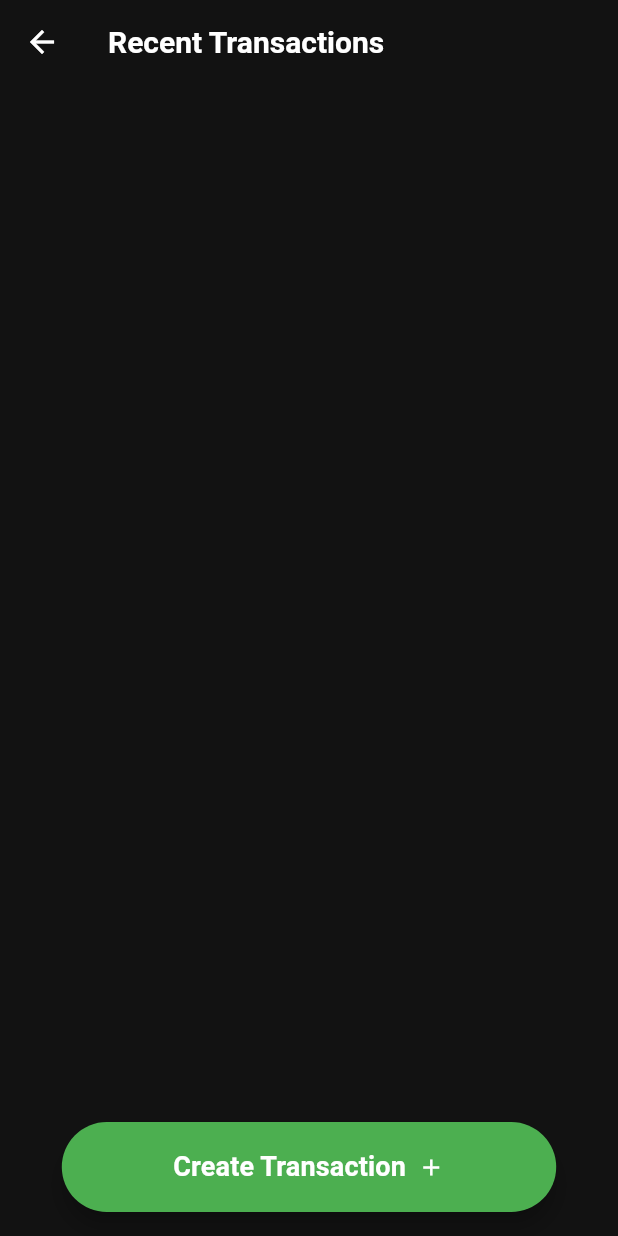
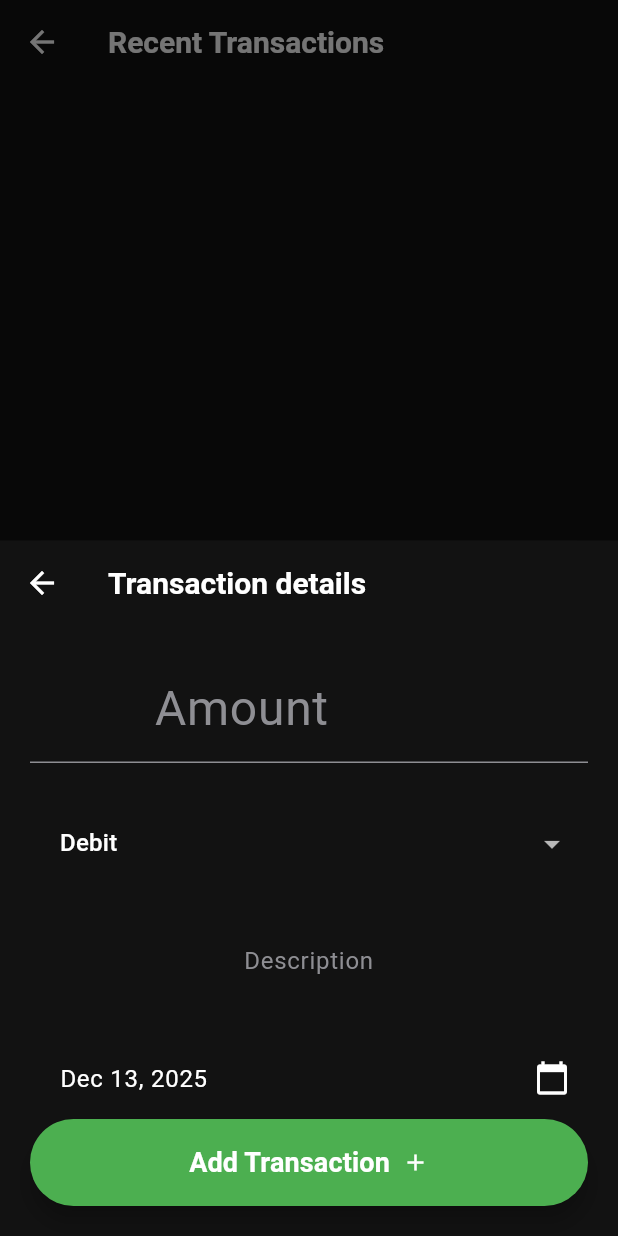
Before and after one commit to NrdyBhu1/finmanager, a Flutter app: the HomeScreen screen opened by its route, after a tap on "Create Transaction", on a phone screen of 412 x 824 dp. Run offline on Flutter 3.47's test engine with Material 3 defaults, Android fonts, the phone set to English and light mode, and no system bars; our stand-ins replace hive, hive_flutter; accounts and stored records are empty; Roboto replaces fonts that are missing (SF Pro Display).

Commit message:
Add the transaction widget with some new changes

```diff
--- a/lib/config.dart
+++ b/lib/config.dart
@@ -1,4 +1,7 @@
 import 'package:flutter/material.dart';
+import 'package:uuid/uuid.dart';
+
+const uuid = Uuid();
 
 Color lighten(Color color, [double amount = .1]) {
   assert(amount >= 0 && amount <= 1);
@@ -70,7 +73,7 @@ final ThemeData appTheme = ThemeData(
 
   // 4. Component Theming
   appBarTheme: const AppBarTheme(
-    backgroundColor: secondaryGray,
+    backgroundColor: primaryDarkBackground,
     foregroundColor: primaryWhite,
     elevation: 0, // Flat design
     centerTitle: false,
@@ -90,14 +93,15 @@ final ThemeData appTheme = ThemeData(
   elevatedButtonTheme: ElevatedButtonThemeData(
     style: ElevatedButton.styleFrom(
       backgroundColor: accentGreen, // The 'Create Transaction' button color
-      foregroundColor:
-          primaryDarkBackground, // Text on the button should be dark
+      foregroundColor: primaryWhite, // Text on the button should be dark
       padding: const EdgeInsets.symmetric(horizontal: 24, vertical: 16),
       shape: RoundedRectangleBorder(
         borderRadius: BorderRadius.circular(10), // Rounded corners for buttons
       ),
+      elevation: 6.0,
     ),
   ),
+
 
   inputDecorationTheme: const InputDecorationTheme(
     filled: true,
--- a/lib/main.dart
+++ b/lib/main.dart
@@ -1,6 +1,7 @@
 import 'package:provider/provider.dart';
 import 'package:flutter/material.dart';
 import 'package:hive_flutter/hive_flutter.dart';
+import 'package:intl/intl.dart';
 
 import 'config.dart';
 import 'transaction.dart';
@@ -42,6 +43,216 @@ class MyApp extends StatelessWidget {
   }
 }
 
+class AddTransactionForm extends StatefulWidget {
+  const AddTransactionForm({super.key});
+
+  @override
+  State<AddTransactionForm> createState() => _AddTransactionFormState();
+}
+
+class _AddTransactionFormState extends State<AddTransactionForm> {
+  final _formKey = GlobalKey<FormState>();
+
+  String _type = 'outgoing';
+  String? _description = null;
+  double _amount = 0.00;
+  DateTime _date = DateTime.now();
+
+  String get _formattedDate => DateFormat('MMM dd, yyyy').format(_date);
+
+  Future<void> _selectDate(BuildContext context) async {
+    final DateTime? picked = await showDatePicker(
+      context: context,
+      initialDate: _date,
+      firstDate: DateTime(2023),
+      lastDate: DateTime.now(),
+    );
+
+    if (picked != null && picked != _date) {
+      setState(() {
+          _date = picked;
+      });
+    }
+  }
+
+  void _submitForm(BuildContext context) {
+    if (_formKey.currentState!.validate()) {
+      _formKey.currentState!.save();
+
+      Provider.of<FinanceProvider>(context, listen: false).addTransaction(
+        Transaction(id: uuid.v1(),
+          amount: _amount,
+          description: _description,
+          date: _date,
+          type: _type));
+
+      Navigator.of(context).pop();
+
+      ScaffoldMessenger.of(context).showSnackBar(
+        const SnackBar(content: Text('Added Transaction')),
+      );
+
+    }
+  }
+
+  @override
+  Widget build(BuildContext context) {
+    return Scaffold(
+      appBar: AppBar(title: Text("Transaction details")),
+      body: Form(
+        key: _formKey,
+        child: Padding(
+          padding: EdgeInsets.all(20.0),
+          child: Column(
+            children: <Widget>[
+
+              // Amount
+              TextFormField(
+                textAlign: TextAlign.center,
+                keyboardType: TextInputType.number,
+                style: TextStyle(
+                  fontSize: 32.0,
+                ),
+                decoration: InputDecoration(
+                  border: UnderlineInputBorder(),
+                  filled: false,
+                  focusedBorder: UnderlineInputBorder(
+                    borderSide: BorderSide(color: accentGreen, width: 2.0),
+                  ),
+
+                  enabledBorder: UnderlineInputBorder(
+                    borderSide: BorderSide(color: secondaryGray, width: 1.0),
+                  ),
+                  hintText: "Amount",
+                  suffix: Text('Bucks'),
+                ),
+                validator: (value) {
+                  if (value == null || value.isEmpty) {
+                    return 'Please enter your name';
+
+                  }
+
+                  return null;
+                },
+
+                onSaved: (value) {
+                  _amount = double.parse(value!);
+                },
+              ),
+
+              const SizedBox(height: 30),
+
+              // Type
+              DropdownButtonFormField<String> (
+                value: _type,
+
+                items: const [
+                  DropdownMenuItem<String>(
+                    value: 'outgoing',
+                    child: Text('Debit'),
+                  ),
+                  DropdownMenuItem<String>(
+                    value: 'incoming',
+                    child: Text('Credit'),
+                  ),
+                ],
+
+                validator: (value) {
+                  if (value == null) {
+                    return 'Please select a transaction type';
+                  }
+                  return null;
+                },
+
+                onSaved: (value) {
+                  _type = value!;
+                },
+
+                onChanged: (String? newValue) {
+                  setState(() {
+                      _type = newValue!;
+                  });
+                },
+
+              ),
+
+              const SizedBox(height: 30),
+
+              // Description
+              if (_type == 'outgoing')
+              TextFormField(
+                textAlign: TextAlign.center,
+                decoration: InputDecoration(
+                  hintText: "Description",
+                ),
+                validator: (value) {
+                  if (value == null || value.isEmpty) {
+                    return 'Please enter your name';
+
+                  }
+
+                  return null;
+                },
+
+                onSaved: (value) {
+                  _description = value;
+                },
+              ),
+
+              const SizedBox(height: 30),
+
+              // Date Picker
+              TextFormField(
+                controller: TextEditingController(text: _formattedDate),
+
+                readOnly: true,
+
+                onTap: () => _selectDate(context),
+
+                decoration: InputDecoration(
+                  hintText: 'Select a Date',
+                  suffixIcon: Icon(Icons.calendar_today),
+                ),
+
+                validator: (value) {
+                  if (value == null || value.isEmpty) {
+                    return 'Please select a date.';
+                  }
+                  return null;
+                },
+              ),
+
+              Spacer(),
+
+              ElevatedButton(
+                onPressed: () {
+                  _submitForm(context);
+                },
+                style: ElevatedButton.styleFrom(
+                  shape: RoundedRectangleBorder(
+                    borderRadius: BorderRadius.circular(30.0),
+                  ),
+                ),
+                child: const Row(
+                  mainAxisAlignment: MainAxisAlignment.center,
+                  children: [
+                    Text(
+                      'Add Transaction',
+                      style: TextStyle(fontSize: 18),
+                    ),
+                    SizedBox(width: 8),
+                    Icon(Icons.add),
+                  ],
+                ),
+              ),
+            ],
+          ),
+        ),
+      ),
+    );
+  }
+}
+
 class HomeScreen extends StatefulWidget {
   const HomeScreen({super.key});
 
@@ -55,11 +266,11 @@ class _HomeScreenState extends State<HomeScreen> with SingleTickerProviderStateM
 
   @override
   Widget build(BuildContext context) {
-    financeProvider = Provider.of<FinanceProvider>(context);
+    financeProvider = context.watch<FinanceProvider>();
     currentSheet = financeProvider.currentSheet!;
 
     return Scaffold(
-      appBar: AppBar(title: Text("Recent Transactions"), backgroundColor: primaryDarkBackground),
+      appBar: AppBar(title: Text("Recent Transactions")),
       body: Center(
         child: Column(
           mainAxisAlignment: MainAxisAlignment.start,
@@ -76,7 +287,12 @@ class _HomeScreenState extends State<HomeScreen> with SingleTickerProviderStateM
           height: 60.0,
           child: ElevatedButton(
             onPressed: () {
-              print('Wide button pressed!');
+              showModalBottomSheet(
+                context: context,
+                builder: (BuildContext context) {
+                  return AddTransactionForm();
+                },
+              );
             },
             style: ElevatedButton.styleFrom(
               shape: RoundedRectangleBorder(
@@ -105,82 +321,4 @@ class _HomeScreenState extends State<HomeScreen> with SingleTickerProviderStateM
 
   }
 
-  // late AnimationController _controller;
-  // late Animation<Offset> _offsetAnimationDownToUp;
-  // late Animation<Offset> _offsetAnimationMiddleToUp;
-  // bool hasTapped = false;
-
-  // void _handleTap() {
-  //   setState(() {
-  //       hasTapped = true;
-  //   });
-
-  //   _controller.duration = const Duration(milliseconds: 500);
-
-  //   _controller.reset();
-  //   _controller.forward();
-  // }
-
-  // void _handleLongPress() {
-  //   print("hello!");
-  // }
-
-  // @override
-  // void initState() {
-  //   super.initState();
-  //   _controller = AnimationController(
-  //     vsync: this,
-  //     duration: const Duration(seconds: 2),
-  //   );
-
-  //   _offsetAnimationDownToUp = Tween<Offset>(
-  //     begin: Offset(0.0, 20.0),
-  //     end: Offset(0.0, 0.0),
-  //   ).animate(
-  //     CurvedAnimation(
-  //       parent: _controller,
-  //       curve: Curves.elasticOut,
-  //     ),
-  //   );
-
-  //   _offsetAnimationMiddleToUp = Tween<Offset>(
-  //     begin: Offset(0.0, 0.0),
-  //     end: Offset(0.0, -20.0),
-  //   ).animate(
-  //       _controller,
-  //   );
-
-  //   Future.delayed(const Duration(seconds: 1), () {
-  //       if (mounted) {
-  //         _controller.forward();
-  //       }
-  //   });
-  // }
-
-  // @override
-  // void dispose() {
-  //   _controller.dispose();
-  //   super.dispose();
-  // }
-
-  // @override
-  // Widget build(BuildContext context) {
-  //   return Scaffold(
-  //     body: Center(
-  //       child: GestureDetector(
-  //         onLongPress: _handleLongPress,
-  //         // onTap: _handleTap,
-  //         child: SlideTransition(
-  //           position: !hasTapped ? _offsetAnimationDownToUp : _offsetAnimationMiddleToUp,
-  //           child: const Text(
-  //             "Hello!",
-  //             style: TextStyle(
-  //               fontSize: 32.0,
-  //             ),
-  //           ),
-  //         ),
-  //       ),
-  //     ),
-  //   );
-  // }
 }
--- a/lib/screens/lock_screen.dart
+++ b/lib/screens/lock_screen.dart
@@ -14,8 +14,7 @@ class _LockScreenState extends State<LockScreen> {
   @override
   Widget build(BuildContext context) {
     return Scaffold(
-      appBar: AppBar(title: Center(child: Text("Slide to unlock")), backgroundColor: Colors.black38),
-      backgroundColor: Colors.black38,
+      appBar: AppBar(title: Center(child: Text("Slide to unlock"))),
       body: Column(
         mainAxisAlignment: MainAxisAlignment.start,
         children: [
--- a/pubspec.yaml
+++ b/pubspec.yaml
@@ -13,6 +13,7 @@ dependencies:
   provider: ^6.0.0
   cupertino_icons: ^1.0.8
 
+  uuid: ^4.5.2
   intl: ^0.20.2
   hive: ^2.2.3
   hive_flutter: ^1.1.0
```
Also changed, not shown: lib/finance_provider.dart (+5 -4 lines), pubspec.lock.
